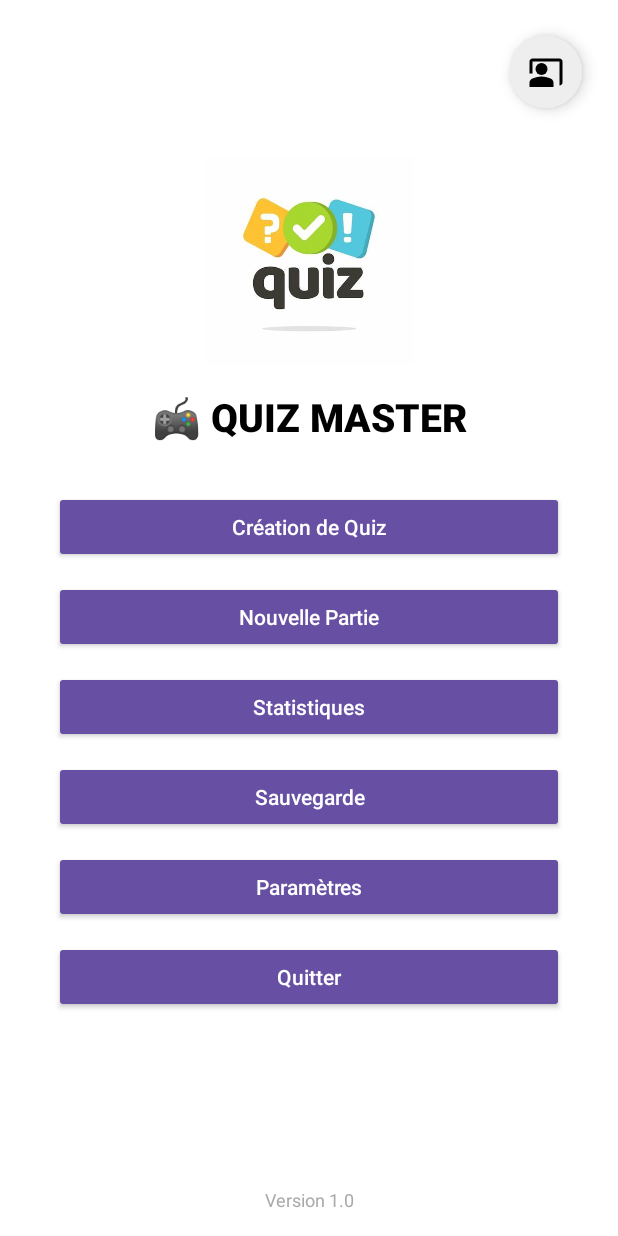
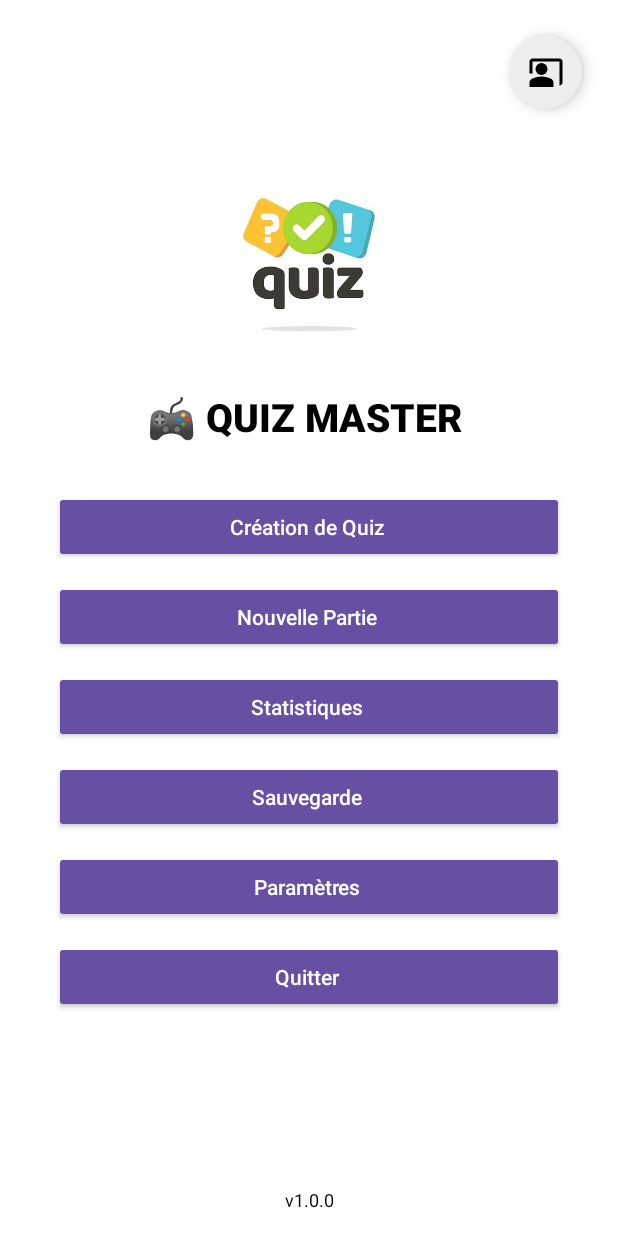
Before and after one commit to Nico8529/ProjetAndroidS8, an Android app: the MenuDuJeu screen opened directly, with no data from a screen before it, on a phone screen of 412 x 824 dp. Run offline under Robolectric (Android 15) with nearby library versions, the phone set to English and light mode, and no system bars.

Commit message:
Refactor MenuDuJeu : (Java / Layout) Warning 6 (sur le layout) Commentaire Ok Logcat OK
String OK

```diff
--- a/app/src/main/java/com/example/quiz/MenuDuJeu.java
+++ b/app/src/main/java/com/example/quiz/MenuDuJeu.java
@@ -113,7 +113,6 @@ public class MenuDuJeu extends AppCompatActivity {
             Toast.makeText(MenuDuJeu.this, message, Toast.LENGTH_LONG).show();
         });
     }
-
     @Override
     protected void onDestroy() {
         super.onDestroy();
--- a/app/src/main/res/layout/menu_du_jeu.xml
+++ b/app/src/main/res/layout/menu_du_jeu.xml
@@ -18,7 +18,7 @@
             android:src="@drawable/ic_baseline_groups_24"
             android:background="@drawable/circle_background"
             android:padding="8dp"
-            android:contentDescription="Profil"
+            android:contentDescription="@string/profil"
             android:elevation="6dp"
             android:scaleType="centerInside"
             app:layout_constraintTop_toTopOf="parent"
@@ -31,7 +31,7 @@
             android:layout_height="140dp"
             android:layout_marginTop="32dp"
             app:srcCompat="@drawable/logo"
-            android:contentDescription="Logo du jeu"
+            android:contentDescription="@string/logo_du_jeu"
             app:layout_constraintTop_toBottomOf="@id/profileIcon"
             app:layout_constraintStart_toStartOf="parent"
             app:layout_constraintEnd_toEndOf="parent" />
@@ -41,7 +41,7 @@
             android:id="@+id/appTitle"
             android:layout_width="wrap_content"
             android:layout_height="wrap_content"
-            android:text="🎮 QUIZ MASTER"
+            android:text="@string/quiz_master"
             android:textSize="26sp"
             android:textColor="#000000"
             android:textStyle="bold"
@@ -67,36 +67,36 @@
         <Button
                 android:id="@+id/btnContinue_LMenuDuJeu"
                 style="@style/Widget.Button.Modern"
-                android:text="Création de Quiz"/>
+                android:text="@string/creation_de_quiz"/>
 
         <Button
                 android:id="@+id/btnNewGame_LMenuDuJeu"
                 style="@style/Widget.Button.Modern"
-                android:text="Nouvelle Partie"
+                android:text="@string/nouvelle_partie"
                 android:layout_marginTop="12dp"/>
 
         <Button
                 android:id="@+id/btnStat_LMenuDuJeu"
                 style="@style/Widget.Button.Modern"
-                android:text="Statistiques"
+                android:text="@string/statistiques"
                 android:layout_marginTop="12dp"/>
 
         <Button
                 android:id="@+id/btnSave_LMenuDuJeu"
                 style="@style/Widget.Button.Modern"
-                android:text="Sauvegarde"
+                android:text="@string/sauvegarde"
                 android:layout_marginTop="12dp"/>
 
         <Button
                 android:id="@+id/btnParam_LMenuDuJeu"
                 style="@style/Widget.Button.Modern"
-                android:text="Paramètres"
+                android:text="@string/param_tres"
                 android:layout_marginTop="12dp"/>
 
         <Button
                 android:id="@+id/btnExit_LMenuDuJeu"
                 style="@style/Widget.Button.Modern"
-                android:text="Quitter"
+                android:text="@string/quitter"
                 android:layout_marginTop="12dp"/>
     </LinearLayout>
 
@@ -105,9 +105,9 @@
             android:id="@+id/versionText"
             android:layout_width="wrap_content"
             android:layout_height="wrap_content"
-            android:text="Version 1.0"
+            android:text="@string/version_app"
             android:textSize="12sp"
-            android:textColor="#AAAAAA"
+            android:textColor="@android:color/black"
             app:layout_constraintBottom_toBottomOf="parent"
             app:layout_constraintStart_toStartOf="parent"
             app:layout_constraintEnd_toEndOf="parent"
--- a/app/src/main/res/values/strings.xml
+++ b/app/src/main/res/values/strings.xml
@@ -66,5 +66,12 @@
     <string name="code_4_chiffres">"Code à 4 chiffres "</string>
     <string name="connexion">"Connexion "</string>
     <string name="creer_un_compte">"Créer un compte "</string>
+    <string name="profil">"Profil "</string>
+    <string name="creation_de_quiz">"Création de Quiz "</string>
+    <string name="nouvelle_partie">"Nouvelle Partie "</string>
+    <string name="statistiques">"Statistiques "</string>
+    <string name="sauvegarde">"Sauvegarde "</string>
+    <string name="param_tres">"Paramètres "</string>
+    <string name="quitter">"Quitter "</string>
 
 </resources>
```
Also changed, not shown: app/src/main/res/layout/item_quiz.xml (+32 -6 lines).
